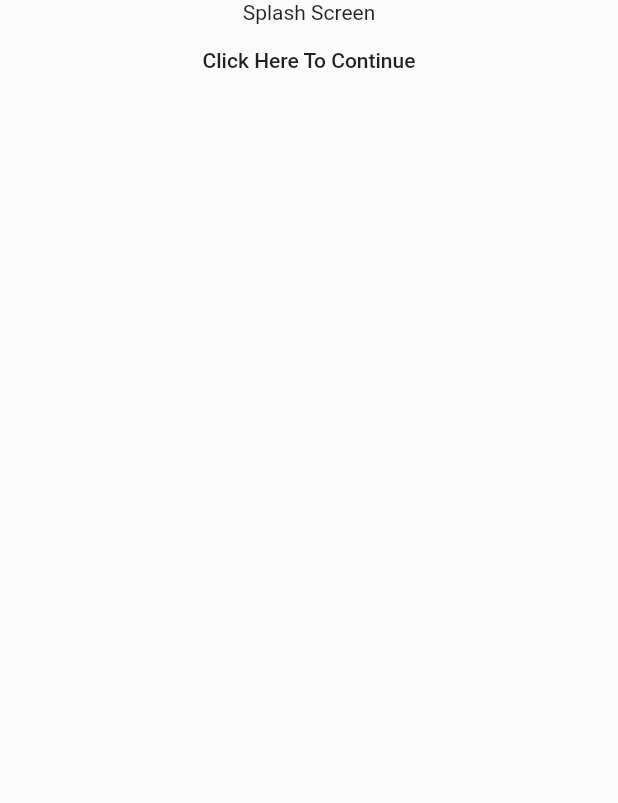
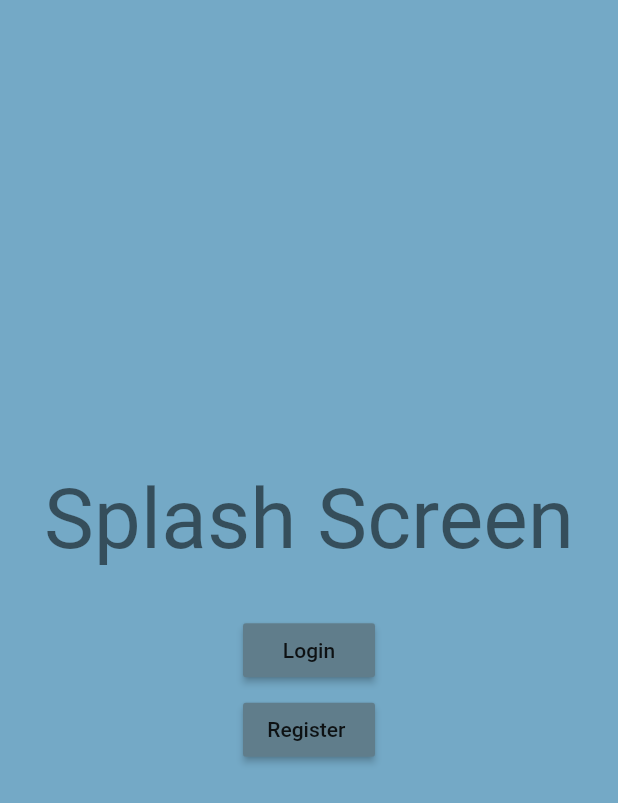
Before and after one commit to fastfists/RatioCalendar, a Flutter app: the screen it shows after launch, on a phone screen of 412 x 824 dp. Shown: the top 803 px of the screen. Run offline on Flutter 3.47's test engine with Material 2 defaults, Android fonts, the light colour scheme and no system bars; our stand-ins replace date_field; missing offline and left inert: timer_builder; accounts and stored records are empty.

Commit message:
made it different a bit

```diff
--- a/lib/main.dart
+++ b/lib/main.dart
@@ -18,6 +18,7 @@ class App extends StatelessWidget {
       title: 'Flutter Demo',
       theme: ThemeData(
         primarySwatch: Colors.blue,
+        backgroundColor: Color.fromRGBO(11, 105, 157, .56),
         visualDensity: VisualDensity.adaptivePlatformDensity,
       ),
       home: HomePage(),
@@ -70,18 +71,36 @@ class HomePage extends StatelessWidget {
 class Splash extends StatelessWidget {
   @override
   Widget build(BuildContext context) {
+
     return Scaffold(
-      body: Center(
+      body: Container(
+        color: Color.fromRGBO(11, 105, 157, .56),
+        child: Center(
           child: Column(
+            crossAxisAlignment: CrossAxisAlignment.center,
+            mainAxisAlignment: MainAxisAlignment.center,
             children: [
-            Text("Splash Screen"),
+              Text("Splash Screen",
+                style: Theme.of(context).textTheme.headline2,
+              ),
+              SizedBox(height: 30),
               MaterialButton(
                 onPressed: () {
 
                 },
-              child: Text("Click Here To Continue"),
-            )
+                color: Colors.blueGrey,
+                child: Text("Login"),
+              ),
+              SizedBox(height: 5),
+              MaterialButton(
+                onPressed: () {
+
+                },
+                color: Colors.blueGrey,
+                child: Text("Register "),
+              ),
             ],
+          ),
         ),
       ),
     );
--- a/lib/screens/Calendar.dart
+++ b/lib/screens/Calendar.dart
@@ -196,7 +196,6 @@ class _EventDetailsState extends State<EventDetails>
         });
   }
 
-  @override
   Widget backSide(BuildContext context) {
     return Transform(
       transform: Matrix4.identity()
@@ -222,7 +221,6 @@ class _EventDetailsState extends State<EventDetails>
     );
   }
 
-  @override
   Widget frontSide(BuildContext context) {
     var normal = TextStyle(fontSize: 10);
     var bold = Theme.of(context).textTheme.headline3;
```
Also changed, not shown: lib/constants.dart (added), 1 other file. Lines whose indentation alone changed are shown as unchanged.
